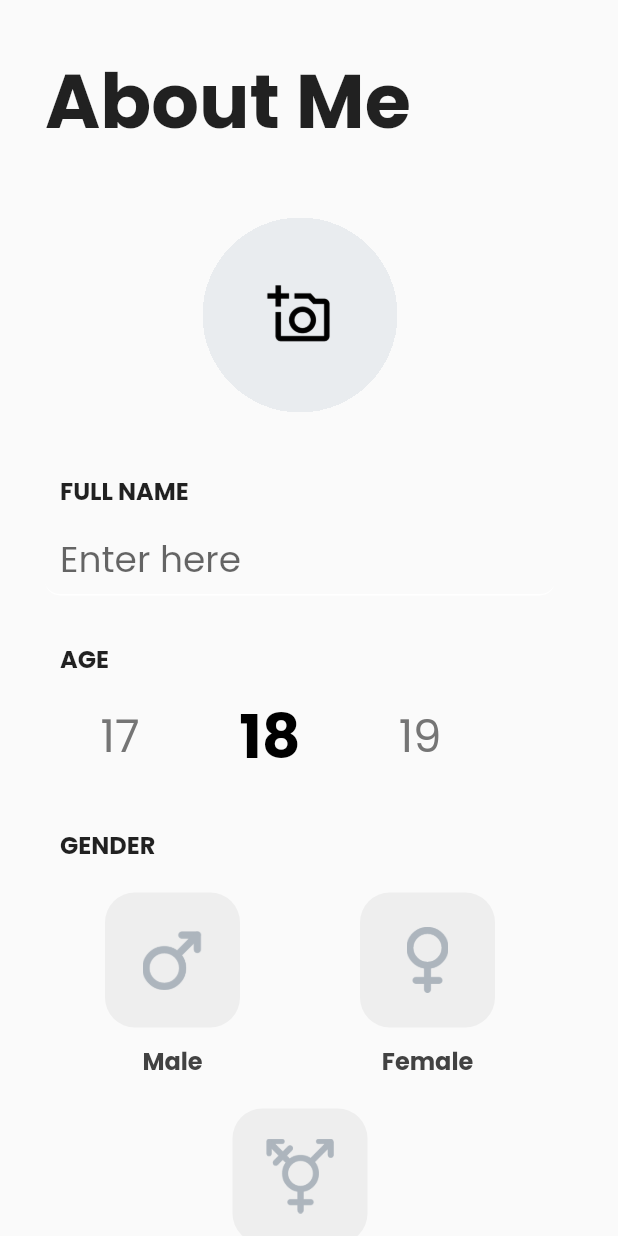
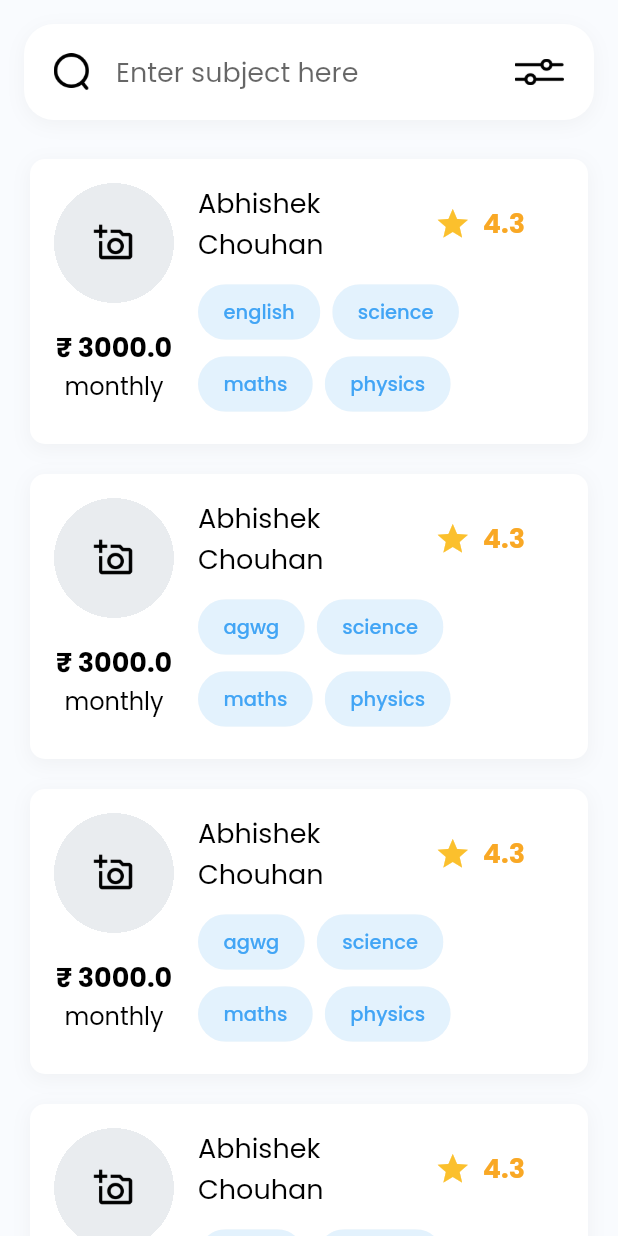
Before and after one commit to AbhiCh616/tutor_finder_flutter, a Flutter app: the screen it shows after launch, on a phone screen of 412 x 824 dp. Run offline on Flutter 3.47's test engine with Material 2 defaults, Android fonts, the phone set to English and light mode, and no system bars; drawn by our look-alikes of numberpicker; our stand-ins replace flutter_secure_storage, image_picker, simple_animations, sleek_circular_slider, supercharged.

Commit message:
Tutors list added

```diff
--- a/lib/components/authentication/logic/user.dart
+++ b/lib/components/authentication/logic/user.dart
@@ -1,8 +1,7 @@
 import 'dart:convert';
 import 'package:flutter_secure_storage/flutter_secure_storage.dart';
 import 'package:http/http.dart' as http;
-
-const BASE_URL = 'http://192.168.1.35:8000';
+import 'package:tutor_finder_flutter/components/registration/utils/constants.dart';
 
 createUser(String email, String password) async {
   Uri url = Uri.parse(BASE_URL + '/api/accounts/create/');
--- /dev/null
+++ b/lib/components/registration/logic/tutor_registration.dart
@@ -0,0 +1,45 @@
+import 'dart:convert';
+import 'package:http/http.dart' as http;
+import 'package:tutor_finder_flutter/components/registration/utils/constants.dart';
+import 'package:tutor_finder_flutter/components/registration/utils/gender.dart';
+
+createTutorProfile(String name, int age, Gender gender,
+    double distanceCanTravel, double charge, String chargeDuration) async {
+  String g = '';
+  switch (gender) {
+    case Gender.Male:
+      g = 'M';
+      break;
+    case Gender.Female:
+      g = 'F';
+      break;
+    case Gender.Other:
+      g = 'O';
+      break;
+    case Gender.None:
+      break;
+  }
+
+  Uri url = Uri.parse(BASE_URL + '/api/accounts/details/tutor/create/');
+  var headers = {'Content-Type': 'application/json'};
+  var body = jsonEncode({
+    'email': 'abhich1607@gmail.com',
+    'name': name,
+    'age': age,
+    'gender': g,
+    'distance_can_travel': distanceCanTravel,
+    'charge': charge,
+    'charge_duration': chargeDuration
+  });
+  var response = await http.post(url, headers: headers, body: body);
+
+  // Tutor profile created
+  if (response.statusCode == 201) {
+    print('Tutor profile created.');
+  }
+  // Tutor profile not created
+  else {
+    print(
+        'Can\'t create tutor profile: ${response.statusCode}, sent body: $body, error body: ${response.body}');
+  }
+}
--- a/lib/components/registration/tutor/subject_fees.dart
+++ b/lib/components/registration/tutor/subject_fees.dart
@@ -1,4 +1,5 @@
 import 'package:flutter/material.dart';
+import 'package:tutor_finder_flutter/components/registration/logic/tutor_registration.dart';
 import 'package:tutor_finder_flutter/components/registration/tutor/basic_info.dart';
 
 class SubjectFees extends StatefulWidget {
@@ -234,6 +235,7 @@ class _SubjectFeesState extends State<SubjectFees> {
                   width: 500,
                   child: TextButton(
                     onPressed: () {
+                      //createTutorProfile();
                       Navigator.push(
                         context,
                         PageRouteBuilder(
--- /dev/null
+++ b/lib/components/registration/utils/constants.dart
@@ -0,0 +1 @@
+const BASE_URL = 'http://192.168.1.34:8000';
--- /dev/null
+++ b/lib/components/student_search/models/tutor_brief_info.dart
@@ -0,0 +1,10 @@
+class TutorBriefInfo {
+  final String name;
+  final double rating;
+  final List<String> subjects;
+  final double charge;
+  final String chargeDuration;
+
+  TutorBriefInfo(
+      this.name, this.rating, this.subjects, this.charge, this.chargeDuration);
+}
--- /dev/null
+++ b/lib/components/student_search/screens/student_search.dart
@@ -0,0 +1,361 @@
+import 'package:flutter/cupertino.dart';
+import 'package:flutter/material.dart';
+import 'package:tutor_finder_flutter/components/student_search/models/tutor_brief_info.dart';
+import 'package:tutor_finder_flutter/utils/color.dart';
+
+class StudentSearch extends StatefulWidget {
+  @override
+  _StudentSearchState createState() => _StudentSearchState();
+}
+
+class _StudentSearchState extends State<StudentSearch> {
+  final searchController = TextEditingController();
+  List<String> subjects = [];
+  ScrollController _scrollViewController = new ScrollController();
+
+  @override
+  void dispose() {
+    searchController.dispose();
+    _scrollViewController.dispose();
+    super.dispose();
+  }
+
+  final List<TutorBriefInfo> listData = [
+    TutorBriefInfo(
+        "Abhishek Chouhan",
+        4.3,
+        [
+          "english",
+          "science",
+          "maths",
+          "physics",
+        ],
+        3000,
+        "Monthly"),
+    TutorBriefInfo(
+        "Abhishek Chouhan",
+        4.3,
+        [
+          "agwg",
+          "science",
+          "maths",
+          "physics",
+        ],
+        3000,
+        "Monthly"),
+    TutorBriefInfo(
+        "Abhishek Chouhan",
+        4.3,
+        [
+          "agwg",
+          "science",
+          "maths",
+          "physics",
+        ],
+        3000,
+        "Monthly"),
+    TutorBriefInfo(
+        "Abhishek Chouhan",
+        4.3,
+        [
+          "agwg",
+          "science",
+          "maths",
+          "physics",
+        ],
+        3000,
+        "Monthly"),
+    TutorBriefInfo(
+        "Abhishek Chouhan",
+        4.3,
+        [
+          "agwg",
+          "science",
+          "maths",
+          "physics",
+        ],
+        3000,
+        "Monthly"),
+  ];
+
+  Widget buildSubjectChips() {
+    List<Widget> chips = [];
+
+    for (int i = 0; i < subjects.length; i++) {
+      Widget subjectChip = Padding(
+        padding: EdgeInsets.only(bottom: 10, right: 10),
+        child: InputChip(
+          backgroundColor: Colors.blue[50],
+          padding: EdgeInsets.all(10.0),
+          label: Text(
+            subjects[i],
+            style: TextStyle(
+              fontSize: 14,
+              color: Colors.blue[400],
+            ),
+          ),
+          onDeleted: () {
+            setState(() {
+              subjects.removeAt(i);
+            });
+          },
+          deleteIcon: Icon(
+            Icons.close_outlined,
+          ),
+          deleteIconColor: Colors.blue[400],
+        ),
+      );
+
+      chips.add(subjectChip);
+    }
+
+    return Wrap(
+      direction: Axis.horizontal,
+      children: chips,
+    );
+  }
+
+  @override
+  Widget build(BuildContext context) {
+    return Scaffold(
+      body: SafeArea(
+        child: ColoredBox(
+          color: hexToColor('#F9FBFE'),
+          child: Column(
+            crossAxisAlignment: CrossAxisAlignment.start,
+            children: [
+              // Search bar
+              Container(
+                padding: EdgeInsets.symmetric(vertical: 8, horizontal: 20),
+                margin: EdgeInsets.all(16),
+                decoration: BoxDecoration(
+                  color: Colors.white,
+                  borderRadius: BorderRadius.circular(20),
+                  boxShadow: [
+                    BoxShadow(
+                      color: Colors.grey.withOpacity(0.1),
+                      spreadRadius: 0.2,
+                      blurRadius: 10,
+                      offset: Offset(0, 3), // changes position of shadow
+                    ),
+                  ],
+                ),
+                child: Row(
+                  children: [
+                    // Search icon
+                    Image(
+                      image: AssetImage('assets/icons/search.png'),
+                      height: 25,
+                    ),
+                    // Search edit text field
+                    Expanded(
+                      child: Padding(
+                        padding: const EdgeInsets.only(left: 8),
+                        child: TextFormField(
+                          onFieldSubmitted: (value) {
+                            setState(() {
+                              subjects.add(value);
+                            });
+                            searchController.clear();
+                          },
+                          style: TextStyle(fontSize: 18),
+                          controller: searchController,
+                          decoration: InputDecoration(
+                            filled: true,
+                            fillColor: Colors.transparent,
+                            contentPadding:
+                                EdgeInsets.only(left: 10, right: 10),
+                            focusedBorder: UnderlineInputBorder(
+                              borderSide: BorderSide(color: Colors.white),
+                              borderRadius: BorderRadius.circular(10),
+                            ),
+                            enabledBorder: UnderlineInputBorder(
+                              borderSide: BorderSide(color: Colors.white),
+                              borderRadius: BorderRadius.circular(10),
+                            ),
+                            hintText: 'Enter subject here',
+                          ),
+                        ),
+                      ),
+                    ),
+                    // Filter button
+                    Image(
+                      image: AssetImage('assets/icons/filter.png'),
+                      width: 33,
+                    ),
+                  ],
+                ),
+              ),
+              // Subjects list
+              if (subjects.length != 0)
+                Container(
+                  padding: EdgeInsets.only(left: 16, right: 16),
+                  child: buildSubjectChips(),
+                ),
+              // Tutors list
+              Expanded(
+                child: ListView.builder(
+                  itemCount: listData.length,
+                  itemBuilder: (context, index) {
+                    return _tile(listData[index]);
+                  },
+                ),
+              ),
+            ],
+          ),
+        ),
+      ),
+    );
+  }
+
+  Widget _tile(TutorBriefInfo tutorInfo) => Container(
+        padding: const EdgeInsets.all(16.0),
+        margin: const EdgeInsets.symmetric(horizontal: 20, vertical: 10),
+        decoration: BoxDecoration(
+          color: Colors.white,
+          borderRadius: BorderRadius.circular(10),
+          boxShadow: [
+            BoxShadow(
+              color: Colors.grey.withOpacity(0.1),
+              spreadRadius: 0.5,
+              blurRadius: 10,
+              offset: Offset(0, 3), // changes position of shadow
+            ),
+          ],
+        ),
+        child: Row(
+          crossAxisAlignment: CrossAxisAlignment.start,
+          children: [
+            Column(
+              crossAxisAlignment: CrossAxisAlignment.center,
+              children: [
+                // Image
+                Material(
+                  shape: CircleBorder(),
+                  clipBehavior: Clip.hardEdge,
+                  color: Colors.transparent,
+                  child: Ink.image(
+                    image: AssetImage('assets/images/camera.png'),
+                    fit: BoxFit.cover,
+                    width: 80.0,
+                    height: 80.0,
+                  ),
+                ),
+                // Charge
+                Padding(
+                  padding: const EdgeInsets.only(top: 16),
+                  child: Text(
+                    String.fromCharCode(8377) +
+                        ' ' +
+                        tutorInfo.charge.toString(),
+                    style: TextStyle(
+                      color: Colors.black,
+                      fontSize: 18,
+                      fontWeight: FontWeight.bold,
+                    ),
+                  ),
+                ),
+                // Charge duration
+                Text(
+                  tutorInfo.chargeDuration.toString().toLowerCase(),
+                  style: TextStyle(
+                    color: Colors.black,
+                    fontSize: 16,
+                  ),
+                ),
+              ],
+            ),
+            Expanded(
+              child: Column(
+                crossAxisAlignment: CrossAxisAlignment.start,
+                children: [
+                  SizedBox(
+                    width: 250,
+                    child: Row(
+                      mainAxisSize: MainAxisSize.min,
+                      mainAxisAlignment: MainAxisAlignment.spaceBetween,
+                      children: [
+                        // Name
+                        Padding(
+                          padding: const EdgeInsets.only(left: 16, right: 8),
+                          child: SizedBox(
+                            width: 110,
+                            child: Text(
+                              tutorInfo.name,
+                              style: TextStyle(
+                                color: Colors.black,
+                                fontSize: 18,
+                              ),
+                              maxLines: 2,
+                              overflow: TextOverflow.ellipsis,
+                              softWrap: false,
+                            ),
+                          ),
+                        ),
+                        Row(
+                          children: [
+                            Icon(
+                              Icons.star,
+                              color: Colors.yellow[700],
+                            ),
+                            // Rating
+                            Padding(
+                              padding:
+                                  const EdgeInsets.only(left: 8.0, right: 16),
+                              child: Text(
+                                tutorInfo.rating.toString(),
+                                style: TextStyle(
+                                  color: Colors.yellow[800],
+                                  fontSize: 18,
+                                  fontWeight: FontWeight.bold,
+                                ),
+                              ),
+                            ),
+                          ],
+                        )
+                        // Star icon
+                      ],
+                    ),
+                  ),
+                  // Subjects
+                  Padding(
+                    padding: const EdgeInsets.only(left: 16, top: 8),
+                    child: Container(
+                      child: buildTutorChips(tutorInfo.subjects),
+                    ),
+                  )
+                ],
+              ),
+            ),
+          ],
+        ),
+      );
+
+  Widget buildTutorChips(List<String> subjects) {
+    List<Widget> chips = [];
+
+    for (int i = 0; i < subjects.length; i++) {
+      Widget subjectChip = Padding(
+        padding: EdgeInsets.only(right: 8),
+        child: Chip(
+          backgroundColor: Colors.blue[50],
+          padding: EdgeInsets.all(9.0),
+          label: Text(
+            subjects[i],
+            style: TextStyle(
+              fontSize: 13,
+              color: Colors.blue[400],
+            ),
+          ),
+        ),
+      );
+
+      chips.add(subjectChip);
+    }
+
+    return Wrap(
+      direction: Axis.horizontal,
+      children: chips,
+    );
+  }
+}
--- a/lib/main.dart
+++ b/lib/main.dart
@@ -1,10 +1,10 @@
 import 'package:flutter/material.dart';
-import 'package:tutor_finder_flutter/components/registration/tutor/basic_info.dart';
+import 'package:tutor_finder_flutter/components/student_search/screens/student_search.dart';
 
 void main() => runApp(
       MaterialApp(
         theme: ThemeData(fontFamily: 'Poppins'),
         debugShowCheckedModeBanner: false,
-        home: BasicInfo(),
+        home: StudentSearch(),
       ),
     );
--- /dev/null
+++ b/lib/utils/color.dart
@@ -0,0 +1,11 @@
+import 'dart:ui';
+import 'dart:math' as math;
+
+Color colorGenerator(String text) {
+  return Color((math.Random().nextDouble() * 0xFFFFFF).toInt())
+      .withOpacity(1.0);
+}
+
+Color hexToColor(String code) {
+  return new Color(int.parse(code.substring(1, 7), radix: 16) + 0xFF000000);
+}
--- a/pubspec.yaml
+++ b/pubspec.yaml
@@ -55,6 +55,7 @@ flutter:
     - assets/illustrations/
     - assets/illustrations/two_people_seating/
     - assets/images/
+    - assets/icons/
 
   # An image asset can refer to one or more resolution-specific "variants", see
   # https://flutter.dev/assets-and-images/#resolution-aware.
```
Also changed, not shown: assets/icons/filter.png (added), assets/icons/search.png (added).
